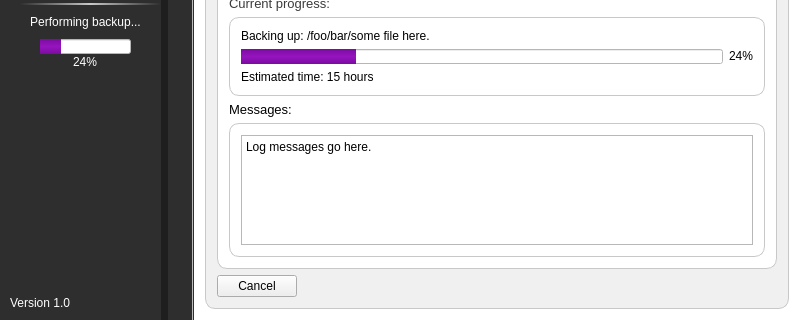
First picture: the form in qt/backup2/mainwindow.ui, repository darkstar62/tribble-backup, before the edit; both pictures show x 0 to 800 and y 222 to 542 of the 800 by 542 pixel window.
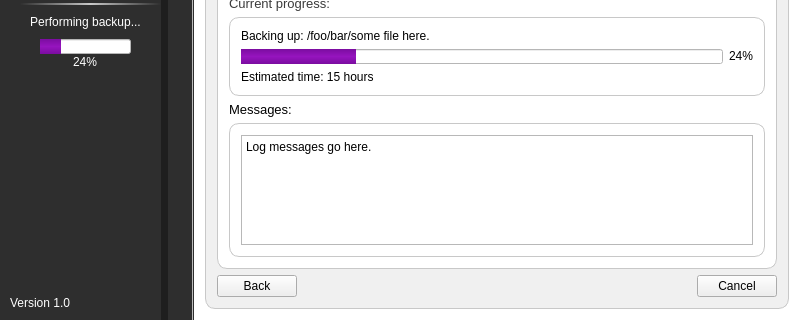
Second picture: the form after the edit. Icons and pictures are not drawn.

Commit message:
Make UI more clear about done status, and exit out.
This change makes the UI more clear when a backup completes, and provides a Done
button which will take you back to the home tab and reset the interface.  This
way, we can run several backups without having to close out and restart the
interface.

Diff of the .ui file:
```diff
--- a/qt/backup2/mainwindow.ui
+++ b/qt/backup2/mainwindow.ui
@@ -2169,15 +2169,9 @@
                       <item>
                        <layout class="QHBoxLayout" name="horizontalLayout_28">
                         <item>
-                         <widget class="QPushButton" name="backup_cancel_button">
-                          <property name="sizePolicy">
-                           <sizepolicy hsizetype="Preferred" vsizetype="Preferred">
-                            <horstretch>0</horstretch>
-                            <verstretch>0</verstretch>
-                           </sizepolicy>
-                          </property>
+                         <widget class="QPushButton" name="backup_cancelled_back_button">
                           <property name="text">
-                           <string>Cancel</string>
+                           <string>Back</string>
                           </property>
                           <property name="icon">
                            <iconset resource="Graphics.qrc">
@@ -2198,6 +2192,23 @@
                           </property>
                          </spacer>
                         </item>
+                        <item>
+                         <widget class="QPushButton" name="backup_cancel_button">
+                          <property name="sizePolicy">
+                           <sizepolicy hsizetype="Preferred" vsizetype="Preferred">
+                            <horstretch>0</horstretch>
+                            <verstretch>0</verstretch>
+                           </sizepolicy>
+                          </property>
+                          <property name="text">
+                           <string>Cancel</string>
+                          </property>
+                          <property name="icon">
+                           <iconset resource="Graphics.qrc">
+                            <normaloff>:/icons/graphics/1363245997_stop.png</normaloff>:/icons/graphics/1363245997_stop.png</iconset>
+                          </property>
+                         </widget>
+                        </item>
                        </layout>
                       </item>
                      </layout>
```
Left out of the diff: 2 changed lines with no effect on the pictures. The commit also changes 6 other files.
